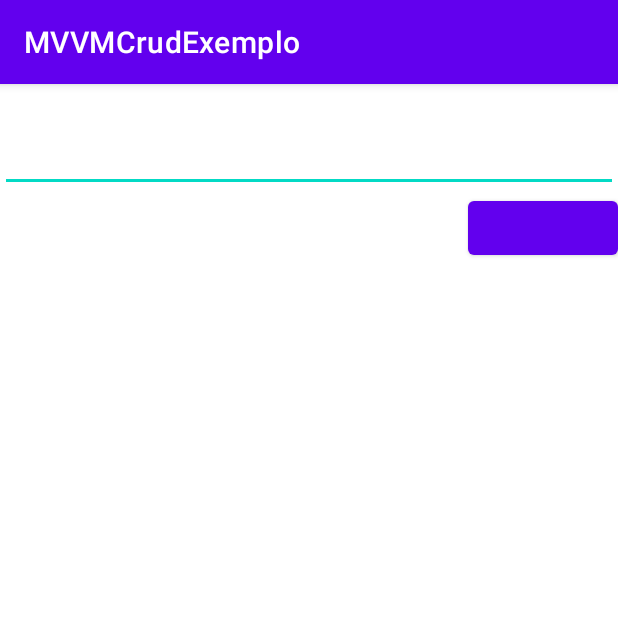
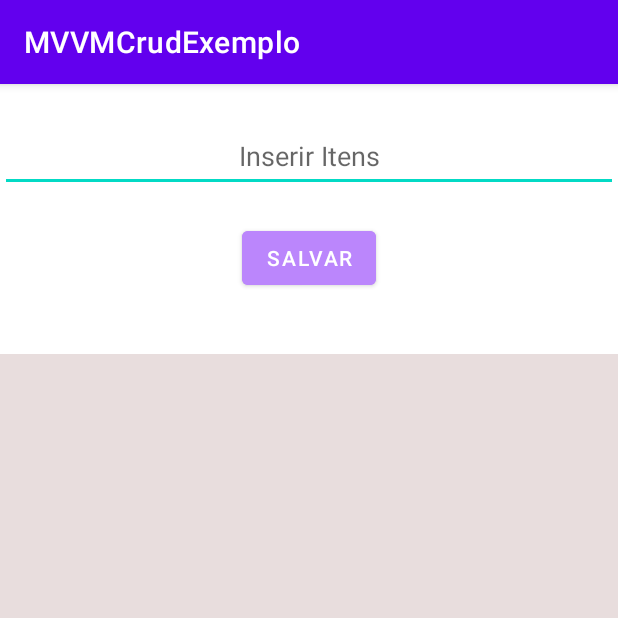
Before and after one commit to aloisiomartinez/MVVMCrudExample, an Android app: the screen it shows after launch (MainActivity), on a phone screen of 412 x 824 dp, the top half of it. Run offline under Robolectric (Android 15) with nearby library versions, the phone set to English and light mode, and no system bars; 1 statement that could not run was skipped.

Commit message:
adapter, models and ViewModels added

```diff
--- a/app/src/main/java/com/example/mvvmcrudexemplo/MainActivity.kt
+++ b/app/src/main/java/com/example/mvvmcrudexemplo/MainActivity.kt
@@ -2,10 +2,27 @@ package com.example.mvvmcrudexemplo
 
 import androidx.appcompat.app.AppCompatActivity
 import android.os.Bundle
+import android.widget.Button
+import androidx.lifecycle.ViewModel
+import androidx.lifecycle.ViewModelProvider
+import androidx.recyclerview.widget.LinearLayoutManager
+import androidx.recyclerview.widget.RecyclerView
+import com.example.mvvmcrudexemplo.viewModels.MainViewModel
+import com.example.mvvmcrudexemplo.viewModels.MainViewModelFactory
 
 class MainActivity : AppCompatActivity() {
+    private var viewManager = LinearLayoutManager(this)
+    private lateinit var ViewModel: MainViewModel
+    private lateinit var mainRecycler: RecyclerView
+    private lateinit var but: Button
+
     override fun onCreate(savedInstanceState: Bundle?) {
         super.onCreate(savedInstanceState)
         setContentView(R.layout.activity_main)
+
+        mainRecycler = findViewById(R.id.recycler)
+        val application = requireNotNull(this).application
+        val factory = MainViewModelFactory()
+        viewModel = ViewModelProviders.of(this, factory).get(MainViewModel::class.java)
     }
 }
--- /dev/null
+++ b/app/src/main/java/com/example/mvvmcrudexemplo/viewModels/MainViewModelFactory.kt
@@ -0,0 +1,13 @@
+package com.example.mvvmcrudexemplo.viewModels
+
+import androidx.lifecycle.ViewModel
+import androidx.lifecycle.ViewModelProvider
+
+class MainViewModelFactory(): ViewModelProvider.Factory {
+    override fun <T : ViewModel> create(modelClass: Class<T>): T {
+        if(modelClass.isAssignableFrom(MainViewModel::class.java)) {
+            return MainViewModel() as T
+        }
+        throw IllegalAccessException("ViewModel não encontrado")
+    }
+}
--- a/app/src/main/res/layout/activity_main.xml
+++ b/app/src/main/res/layout/activity_main.xml
@@ -25,7 +25,28 @@
         />
 
     <Button
-        android:layout_width="100dp"
+        android:id="@+id/button"
+        android:layout_width="wrap_content"
         android:layout_height="wrap_content"
-        android:layout_gravity="right"/>
+        android:layout_gravity="center"
+        android:layout_marginBottom="40dp"
+        android:backgroundTint="@color/purple_200"
+        android:layout_marginTop="20dp"
+        android:text="@string/salvar"
+        app:layout_constraintBottom_toTopOf="@+id/recycler"
+        app:layout_constraintEnd_toEndOf="parent"
+        app:layout_constraintHorizontal_bias="0.499"
+        app:layout_constraintStart_toStartOf="parent"
+        />
+    <androidx.recyclerview.widget.RecyclerView
+        android:id="@+id/recycler"
+        android:background="#E8DDDD"
+        android:layout_width="match_parent"
+        android:layout_height="match_parent"
+        app:layout_constraintBottom_toTopOf="parent"
+        app:layout_constraintEnd_toEndOf="parent"
+        app:layout_constraintStart_toStartOf="parent"
+
+        />
+
 </LinearLayout>
--- a/app/src/main/res/values/strings.xml
+++ b/app/src/main/res/values/strings.xml
@@ -1,4 +1,6 @@
 <resources>
     <string name="app_name">MVVMCrudExemplo</string>
-    <string name="insira_item" />
+    <string name="insira_item">Inserir Itens</string>
+    <string name="salvar">Salvar</string>
+    <string name="lista">Lista de Itens</string>
 </resources>
```
Also changed, not shown: app/src/main/java/com/example/mvvmcrudexemplo/adapters/RecyclerAdapter.kt (added, +51 -0 lines), app/src/main/java/com/example/mvvmcrudexemplo/viewModels/MainViewModel.kt (added, +7 -0 lines), app/src/main/res/drawable/baseline_delete_24.xml (added, +11 -0 lines), app/src/main/res/layout/item.xml (added, +41 -0 lines).
